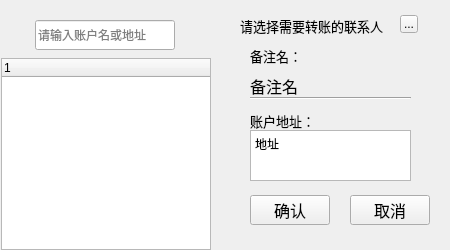
HcashOrg/hx-indicator, file transfer/ContactChooseWidget.ui: the form before one commit.
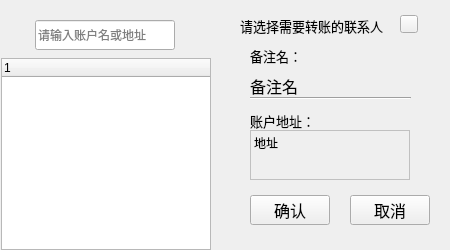
The form after the commit.

```diff
--- a/transfer/ContactChooseWidget.ui
+++ b/transfer/ContactChooseWidget.ui
@@ -36,7 +36,7 @@
     </rect>
    </property>
    <property name="text">
-    <string>...</string>
+    <string/>
    </property>
   </widget>
   <widget class="QLabel" name="label">
@@ -76,28 +76,6 @@
     <string>备注名</string>
    </property>
   </widget>
-  <widget class="QTextBrowser" name="address">
-   <property name="geometry">
-    <rect>
-     <x>250</x>
-     <y>130</y>
-     <width>161</width>
-     <height>51</height>
-    </rect>
-   </property>
-   <property name="font">
-    <font>
-     <pointsize>10</pointsize>
-    </font>
-   </property>
-   <property name="html">
-    <string>&lt;!DOCTYPE HTML PUBLIC &quot;-//W3C//DTD HTML 4.0//EN&quot; &quot;http://www.w3.org/TR/REC-html40/strict.dtd&quot;&gt;
-&lt;html&gt;&lt;head&gt;&lt;meta name=&quot;qrichtext&quot; content=&quot;1&quot; /&gt;&lt;style type=&quot;text/css&quot;&gt;
-p, li { white-space: pre-wrap; }
-&lt;/style&gt;&lt;/head&gt;&lt;body style=&quot; font-family:'SimSun'; font-size:10pt; font-weight:400; font-style:normal;&quot;&gt;
-&lt;p style=&quot; margin-top:0px; margin-bottom:0px; margin-left:0px; margin-right:0px; -qt-block-indent:0; text-indent:0px;&quot;&gt;&lt;span style=&quot; font-size:9pt;&quot;&gt;地址&lt;/span&gt;&lt;/p&gt;&lt;/body&gt;&lt;/html&gt;</string>
-   </property>
-  </widget>
   <widget class="QToolButton" name="toolButton_confirm">
    <property name="geometry">
     <rect>
@@ -200,6 +178,29 @@
     <string>账户地址：</string>
    </property>
   </widget>
+  <widget class="QLabel" name="addressLabel">
+   <property name="geometry">
+    <rect>
+     <x>250</x>
+     <y>130</y>
+     <width>160</width>
+     <height>50</height>
+    </rect>
+   </property>
+   <property name="styleSheet">
+    <string notr="true">border:1px solid rgb(192, 192, 192);
+font: 12px &quot;微软雅黑 Light&quot;;</string>
+   </property>
+   <property name="text">
+    <string>地址</string>
+   </property>
+   <property name="alignment">
+    <set>Qt::AlignLeading|Qt::AlignLeft|Qt::AlignTop</set>
+   </property>
+   <property name="wordWrap">
+    <bool>true</bool>
+   </property>
+  </widget>
  </widget>
  <resources/>
  <connections/>
```
